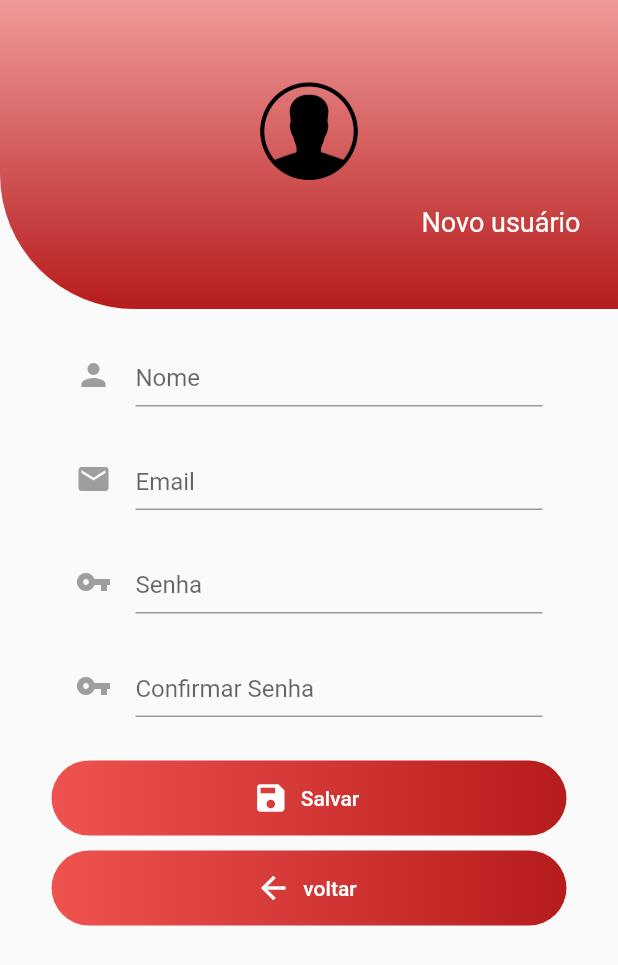
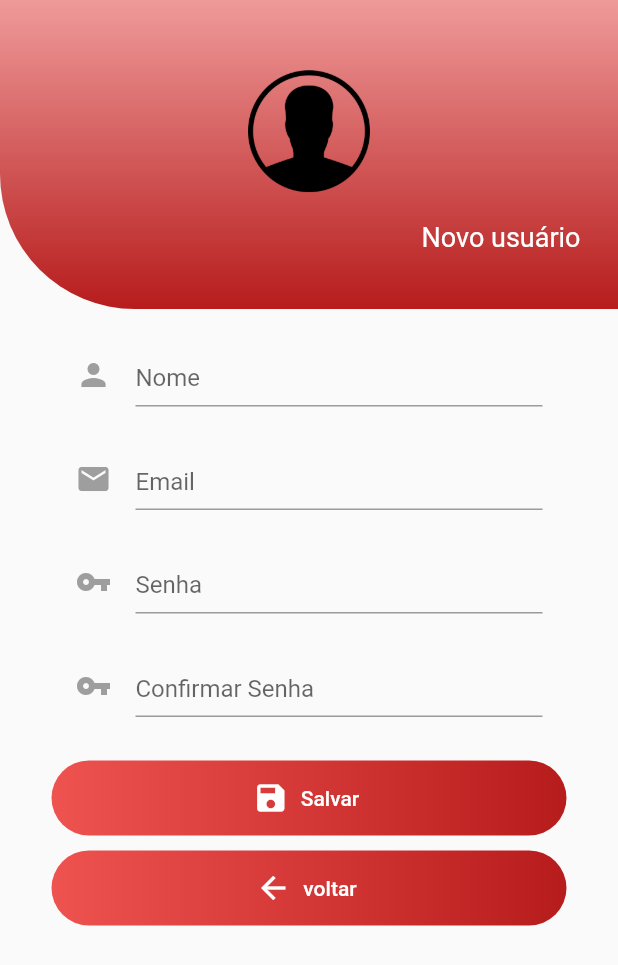
Before and after one commit to araujohelder/cartaovacinadigital, a Flutter app: the RegisterPage screen opened directly, on a phone screen of 412 x 824 dp. Shown: the top 965 px of the screen. Run offline on Flutter 3.47's test engine with Material 2 defaults, Android fonts, the phone set to English and light mode, and no system bars; our stand-ins replace firebase_auth; accounts and stored records are empty.

```diff
--- a/lib/page/home.dart
+++ b/lib/page/home.dart
@@ -27,7 +27,7 @@ class StartPage extends StatelessWidget {
               currentAccountPicture: GestureDetector(
                 onTap: (){},
                 child: CircleAvatar(
-                  backgroundImage: NetworkImage('https://lh3.googleusercontent.com/a-/AAuE7mAVOWwoxJkkNef0oWVqh3QBlgJluum-4OWSx5CHIg'),
+                  backgroundImage: AssetImage("images/person.png"),
                 ),
               ),
             ),
--- a/lib/page/register.dart
+++ b/lib/page/register.dart
@@ -70,8 +70,8 @@ class _RegisterPageState extends State<RegisterPage> {
                     children: <Widget>[
                       //Icon(Icons.person, size: 80, color: Colors.white),
                       Container(
-                        width: 80,
-                        height: 80,
+                        width: 100,
+                        height: 100,
                         decoration: BoxDecoration(
                             shape: BoxShape.circle,
                             image: DecorationImage(
```
Also changed, not shown: 1 other file.
